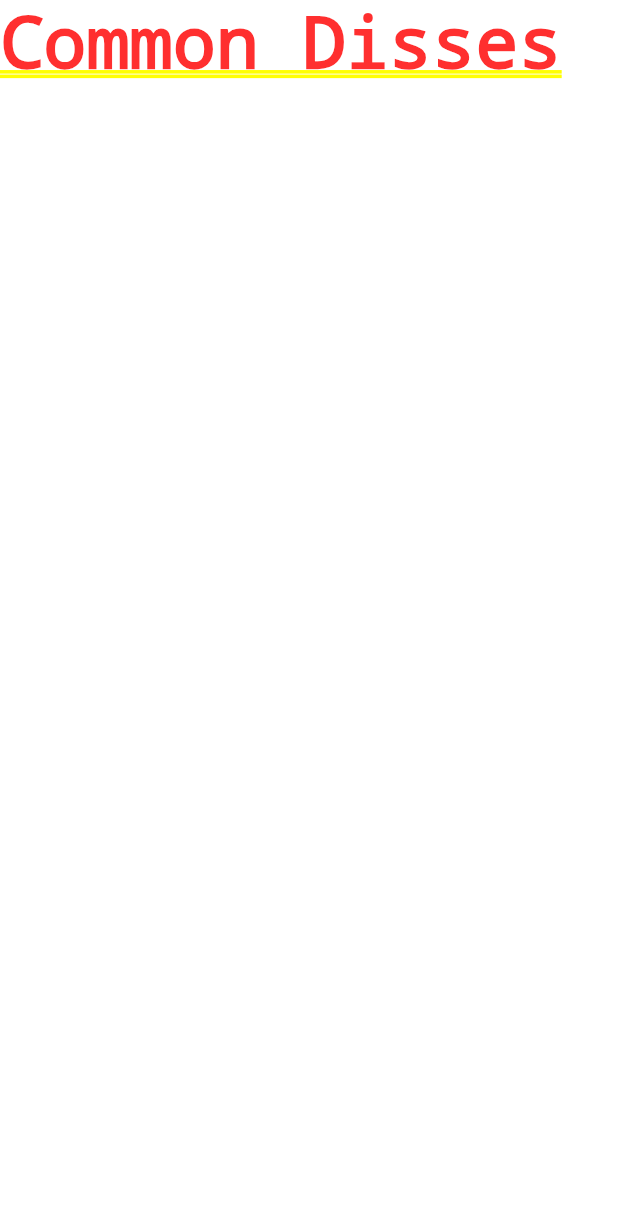
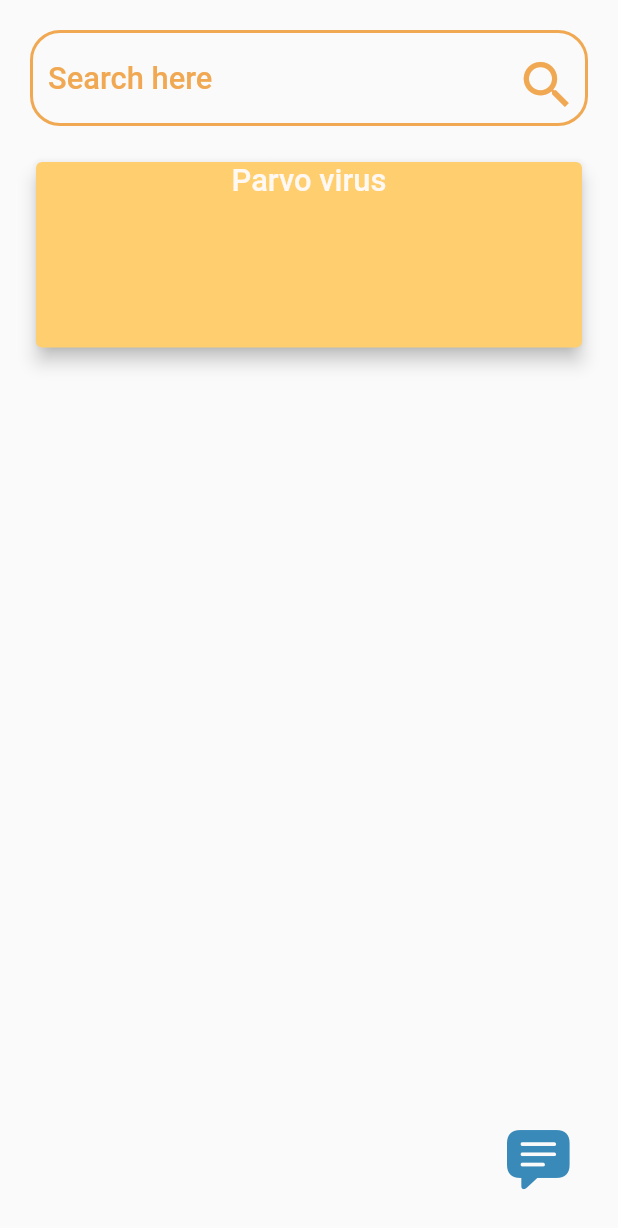
Before and after one commit to madurachandima/paw_and_love, a Flutter app: the BottomNavigationbarHandler screen opened directly, after a tap on "Common Disses", on a phone screen of 412 x 824 dp. Shown: the top 1228 px of the screen. Run offline on Flutter 3.47's test engine with Material 2 defaults, Android fonts, the phone set to English and light mode, and no system bars; our stand-ins replace cached_network_image, cloud_firestore, dropdown_search, firebase_auth, firebase_core, firebase_storage and 5 more; accounts and stored records are empty; network calls fail; Roboto replaces fonts that are missing (Righteous-Regular); statements that could not run were skipped.

Commit message:
create syptoms view

```diff
--- a/lib/Widgets/custome_button.dart
+++ b/lib/Widgets/custome_button.dart
@@ -18,7 +18,7 @@ class CustomeButton extends StatelessWidget {
       {Key? key,
       required this.buttonText,
       this.backgroundColor = ColorConfig.darkBlue,
-      this.getxController,
+      required this.getxController,
       required this.callbackFunction})
       : super(key: key);
 
--- /dev/null
+++ b/lib/Widgets/dog_symptoms_view.dart
@@ -0,0 +1,27 @@
+import 'package:flutter/material.dart';
+import 'package:paw_and_love/Config/color_config.dart';
+import 'package:sizer/sizer.dart';
+
+class DogSymptomsView extends StatelessWidget {
+  const DogSymptomsView({Key? key}) : super(key: key);
+
+  @override
+  Widget build(BuildContext context) {
+    return Card(
+      elevation: 5,
+      color: ColorConfig.yellow,
+      child: SizedBox(
+        height: 15.h,
+        width: double.infinity,
+        child: Column(
+          children: [
+            Text(
+              "Parvo virus",
+              style: TextStyle(color: ColorConfig.white),
+            )
+          ],
+        ),
+      ),
+    );
+  }
+}
--- /dev/null
+++ b/lib/Widgets/search_textfield.dart
@@ -0,0 +1,72 @@
+import 'package:flutter/material.dart';
+import 'package:paw_and_love/Config/color_config.dart';
+import 'package:paw_and_love/Config/font_config.dart';
+import 'package:sizer/sizer.dart';
+
+class SearchTextField extends StatelessWidget {
+  final TextEditingController textEditingController;
+
+  final String hintText;
+  final String lableText;
+  final TextInputType textInputType;
+  final Color textColor;
+  var callbackFunction;
+  SearchTextField(
+      {Key? key,
+      required this.textEditingController,
+      required this.hintText,
+      required this.lableText,
+      required this.textInputType,
+      required this.textColor,
+      required this.callbackFunction})
+      : super(key: key);
+
+  @override
+  Widget build(BuildContext context) {
+    final inputBorder = OutlineInputBorder(
+      borderRadius: BorderRadius.circular(20.0),
+      borderSide: BorderSide(
+        color: textColor,
+      ),
+    );
+
+    final outlineInputBorder = OutlineInputBorder(
+      borderRadius: BorderRadius.circular(20.0),
+      borderSide: BorderSide(
+        color: textColor,
+        width: 2.0,
+      ),
+    );
+    return TextField(
+      controller: textEditingController,
+      style: TextStyle(
+          color: textColor, fontSize: 15.sp, fontFamily: REGULAR_FONT),
+      decoration: InputDecoration(
+        //labelText: lableText,
+        suffixIcon: Padding(
+          padding: const EdgeInsets.only(right: 8.0),
+          child: IconButton(
+              onPressed: () {
+                callbackFunction();
+              },
+              icon: Icon(
+                Icons.search,
+                size: 5.h,
+                color: ColorConfig.orange,
+              )),
+        ),
+        labelStyle: TextStyle(
+            color: textColor, fontSize: 15.sp, fontFamily: REGULAR_FONT),
+        hintText: hintText,
+        hintStyle: TextStyle(
+            color: textColor, fontSize: 15.sp, fontFamily: REGULAR_FONT),
+        fillColor: textColor,
+        focusedBorder: inputBorder,
+        filled: false,
+        enabledBorder: outlineInputBorder,
+      ),
+      keyboardType: textInputType,
+    );
+    ;
+  }
+}
--- /dev/null
+++ b/lib/controller/dog_common_disses_controller.dart
@@ -0,0 +1,13 @@
+import 'package:flutter/cupertino.dart';
+import 'package:get/get.dart';
+
+class DogCommonDissesController extends GetxController {
+  var chatTextController = TextEditingController().obs;
+  List<MessageModel> chatMesseges = [];
+}
+
+class MessageModel {
+  String? message;
+  bool? isSend;
+  MessageModel(this.message, this.isSend);
+}
--- a/lib/controller/login_controller.dart
+++ b/lib/controller/login_controller.dart
@@ -6,6 +6,7 @@ class LoginControler extends GetxController {
   final FirebaseAuth _auth = FirebaseAuth.instance;
   final TextEditingController emailController = TextEditingController();
   final TextEditingController passwordController = TextEditingController();
+  var isUploading = false.obs;
 
   @override
   void dispose() {
--- a/lib/controller/registration_controller.dart
+++ b/lib/controller/registration_controller.dart
@@ -15,6 +15,7 @@ class RegistrationController extends GetxController {
 
   var roletypes = ["User", "Vet", "Seller"];
   var selectedRole = "".obs;
+  var isUploading = false.obs;
 
   @override
   void dispose() {
--- a/lib/main.dart
+++ b/lib/main.dart
@@ -58,7 +58,7 @@ class MyApp extends StatelessWidget {
                 headline2: TextStyle(
                     fontSize: 38.sp,
                     fontWeight: FontWeight.w500,
-                    color: ColorConfig.yellow),
+                    color: ColorConfig.orange),
                 /*
                     *for main heding  text inside
                     */
@@ -88,7 +88,7 @@ class MyApp extends StatelessWidget {
                 subtitle1: TextStyle(
                     fontSize: 12.sp,
                     fontWeight: FontWeight.w500,
-                    color: ColorConfig.yellow),
+                    color: ColorConfig.orange),
               ),
               appBarTheme:
                   const AppBarTheme(backgroundColor: ColorConfig.blue)),
--- a/lib/screens/common_disses.dart
+++ /dev/null
@@ -1,10 +0,0 @@
-import 'package:flutter/material.dart';
-
-class CommonDisses extends StatelessWidget {
-  const CommonDisses({Key? key}) : super(key: key);
-
-  @override
-  Widget build(BuildContext context) {
-    return const Text("Common Disses");
-  }
-}
--- /dev/null
+++ b/lib/screens/dog_common_disses.dart
@@ -0,0 +1,65 @@
+import 'package:flutter/cupertino.dart';
+import 'package:flutter/material.dart';
+import 'package:get/get.dart';
+import 'package:paw_and_love/Config/color_config.dart';
+import 'package:paw_and_love/Widgets/chat_bot_view.dart';
+import 'package:paw_and_love/Widgets/dog_symptoms_view.dart';
+import 'package:paw_and_love/Widgets/search_textfield.dart';
+import 'package:paw_and_love/controller/dog_common_disses_controller.dart';
+import 'package:sizer/sizer.dart';
+
+class DogCommonDisses extends StatelessWidget {
+  const DogCommonDisses({Key? key}) : super(key: key);
+
+  @override
+  Widget build(BuildContext context) {
+    DogCommonDissesController _dissesController =
+        Get.put(DogCommonDissesController());
+    TextEditingController _searchController = TextEditingController();
+    _searchSymptoms() {
+      debugPrint("search");
+    }
+
+    return Scaffold(
+      floatingActionButtonLocation: FloatingActionButtonLocation.endFloat,
+      floatingActionButton: Padding(
+        padding: const EdgeInsets.all(18.0),
+        child: IconButton(
+            onPressed: () {
+              showDialog<void>(
+                context: context,
+                barrierDismissible: false, // user must tap button!
+                builder: (BuildContext context) {
+                  return const ChatBotView();
+                },
+              );
+            },
+            icon: Icon(
+              CupertinoIcons.text_bubble_fill,
+              size: 11.w,
+              color: ColorConfig.blue,
+            )),
+      ),
+      body: SafeArea(
+          child: Padding(
+        padding: const EdgeInsets.symmetric(horizontal: 20),
+        child: Column(
+          children: [
+            Padding(
+              padding: const EdgeInsets.symmetric(vertical: 20.0),
+              child: SearchTextField(
+                callbackFunction: _searchSymptoms,
+                textEditingController: _searchController,
+                hintText: "Search here",
+                lableText: "Search here",
+                textInputType: TextInputType.text,
+                textColor: ColorConfig.orange,
+              ),
+            ),
+            const DogSymptomsView()
+          ],
+        ),
+      )),
+    );
+  }
+}
--- a/lib/screens/home.dart
+++ b/lib/screens/home.dart
@@ -3,7 +3,7 @@ import 'package:get/get.dart';
 import 'package:paw_and_love/Config/assets_path.dart';
 
 import 'package:paw_and_love/controller/home_controller.dart';
-import 'package:paw_and_love/screens/common_disses.dart';
+import 'package:paw_and_love/screens/dog_common_disses.dart';
 import 'package:paw_and_love/screens/dog_profiles.dart';
 import 'package:paw_and_love/screens/breeders_&_sellers.dart';
 import 'package:paw_and_love/screens/veterinarian.dart';
@@ -49,7 +49,7 @@ class Home extends StatelessWidget {
                       image: disease,
                       text: "Common Disses",
                       context: context,
-                      pageName: const CommonDisses())
+                      pageName: const DogCommonDisses())
                 ],
               ),
               Row(
--- a/lib/screens/login.dart
+++ b/lib/screens/login.dart
@@ -17,6 +17,7 @@ class Login extends StatelessWidget {
   Widget build(BuildContext context) {
     LoginControler _loginControler = Get.put(LoginControler());
     void clickRegisterButton() async {
+      _loginControler.isUploading.value = true;
       String response = await _loginControler.userLogin();
       if (response != "success") {
         flutterToastMessage(
@@ -24,12 +25,14 @@ class Login extends StatelessWidget {
             message: response,
             position: SnackPosition.TOP,
             backgroundColor: ColorConfig.errorRed);
+        _loginControler.isUploading.value = false;
       } else {
         flutterToastMessage(
             title: "Success",
             message: "User login success",
             position: SnackPosition.TOP,
             backgroundColor: ColorConfig.successGreen);
+        _loginControler.isUploading.value = false;
         Get.off(() => const BottomNavigationbarHandler());
       }
     }
@@ -85,6 +88,7 @@ class Login extends StatelessWidget {
             Padding(
               padding: const EdgeInsets.symmetric(vertical: 20, horizontal: 20),
               child: CustomeButton(
+                getxController: _loginControler,
                 buttonText: "Sign in",
                 callbackFunction: clickRegisterButton,
               ),
--- a/lib/screens/register.dart
+++ b/lib/screens/register.dart
@@ -19,6 +19,7 @@ class Register extends StatelessWidget {
     RegistrationController _registrationController =
         Get.put(RegistrationController());
     void clickRegisterButton() async {
+      _registrationController.isUploading.value = true;
       String response = await _registrationController.userRegistration();
       if (response != "success") {
         flutterToastMessage(
@@ -26,12 +27,14 @@ class Register extends StatelessWidget {
             message: response,
             position: SnackPosition.TOP,
             backgroundColor: ColorConfig.errorRed);
+        _registrationController.isUploading.value = false;
       } else {
         flutterToastMessage(
             title: "Success",
             message: "User registration success",
             position: SnackPosition.TOP,
             backgroundColor: ColorConfig.successGreen);
+        _registrationController.isUploading.value = false;
         Get.off(() => const BottomNavigationbarHandler());
       }
     }
@@ -129,6 +132,7 @@ class Register extends StatelessWidget {
             Padding(
               padding: const EdgeInsets.symmetric(vertical: 20, horizontal: 20),
               child: CustomeButton(
+                getxController: _registrationController,
                 buttonText: "Sign Up",
                 callbackFunction: clickRegisterButton,
               ),
--- a/pubspec.yaml
+++ b/pubspec.yaml
@@ -49,6 +49,7 @@ dependencies:
   uuid: ^3.0.6
   cached_network_image: ^3.2.0
   intl: ^0.17.0
+  web_socket_channel: ^2.1.0
 
 dev_dependencies:
   flutter_test:
```
Also changed, not shown: lib/Widgets/chat_bot_view.dart (added, +126 -0 lines), pubspec.lock.
